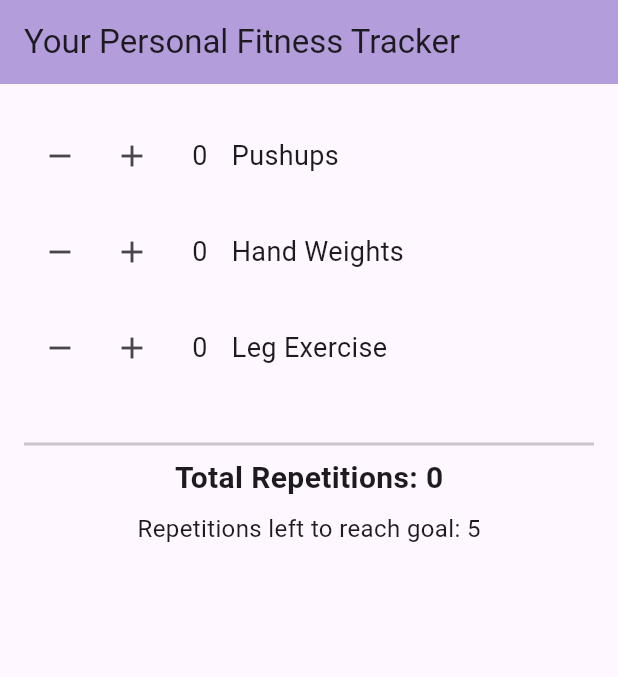
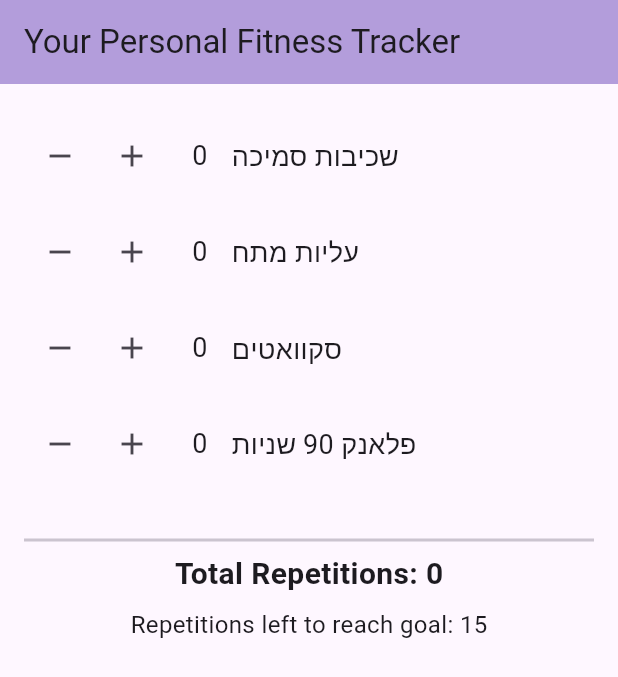
Before and after one commit to RafiFellert/fit_points, a Flutter app: the screen it shows after launch, after a tap on the "remove" icon, on a phone screen of 412 x 824 dp. Shown: the top 677 px of the screen. Run offline on Flutter 3.47's test engine with Material 3 defaults, Android fonts, the phone set to English and light mode, and no system bars; our stand-ins replace shared_preferences.

Commit message:
Adding plank exercise to the main.dart file

```diff
--- a/lib/main.dart
+++ b/lib/main.dart
@@ -55,10 +55,11 @@ class MyHomePage extends StatefulWidget {
 
 class _MyHomePageState extends State<MyHomePage> {
   int pushups = 0;
-  int handWeights = 0;
+  int pullUps = 0;
   int legExercise = 0;
+  int plank = 0;
 
-  final int dailyGoal = 5;
+  final int dailyGoal = 15;
 
  @override
   void initState() {
@@ -70,23 +71,26 @@ class _MyHomePageState extends State<MyHomePage> {
     final prefs = await SharedPreferences.getInstance();
     setState(() {
       pushups = prefs.getInt('pushups') ?? 0;
-      handWeights = prefs.getInt('handWeights') ?? 0;
+      pullUps = prefs.getInt('pullUps') ?? 0;
       legExercise = prefs.getInt('legExercise') ?? 0;
+      plank = prefs.getInt('plank') ?? 0;
     });
   }
 
   Future<void> _saveData() async {
     final prefs = await SharedPreferences.getInstance();
     await prefs.setInt('pushups', pushups);
-    await prefs.setInt('handWeights', handWeights);
+    await prefs.setInt('pullUps', pullUps);
     await prefs.setInt('legExercise', legExercise);
+    await prefs.setInt('plank', plank);
   }
 
   void _increment(String type) {
     setState(() {
       if (type == 'pushup') pushups++;
-      if (type == 'hand') handWeights++;
+      if (type == 'pullUps') pullUps++;
       if (type == 'leg') legExercise++;
+      if (type == 'plank') plank+=10;
     });
     _saveData();
   }
@@ -94,13 +98,14 @@ class _MyHomePageState extends State<MyHomePage> {
   void _decrement(String type) {
     setState(() {
       if (type == 'pushup' && pushups > 0) pushups--;
-      if (type == 'hand' && handWeights > 0) handWeights--;
+      if (type == 'pullUps' && pullUps > 0) pullUps--;
       if (type == 'leg' && legExercise > 0) legExercise--;
+      if (type == 'plnak' && plank > 0) plank-=10;
     });
     _saveData();
   }
 
-  int get total => pushups + handWeights + legExercise;
+  int get total => pushups + pullUps + legExercise + plank;
   int get remaining => (dailyGoal - total).clamp(0, dailyGoal);
   bool get goalReached => total >= dailyGoal;
 
@@ -115,9 +120,10 @@ class _MyHomePageState extends State<MyHomePage> {
         padding: const EdgeInsets.all(16),
         child: Column(
           children: [
-            _buildExerciseRow("Pushups", pushups, "pushup"),
-            _buildExerciseRow("Hand Weights", handWeights, "hand"),
-            _buildExerciseRow("Leg Exercise", legExercise, "leg"),
+            _buildExerciseRow("שכיבות סמיכה", pushups, "pushup"),
+            _buildExerciseRow("עליות מתח", pullUps, "pullUps"),
+            _buildExerciseRow("סקוואטים", legExercise, "leg"),
+            _buildExerciseRow("פלאנק 90 שניות", plank, "plank"),
             const SizedBox(height: 24),
             const Divider(thickness: 2),
             Text(
```
